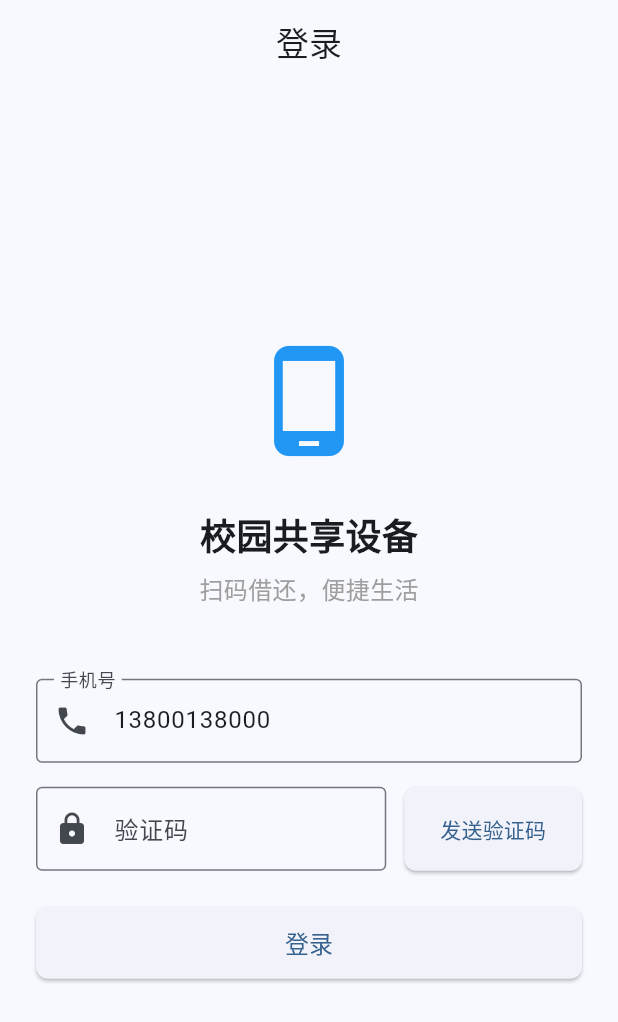
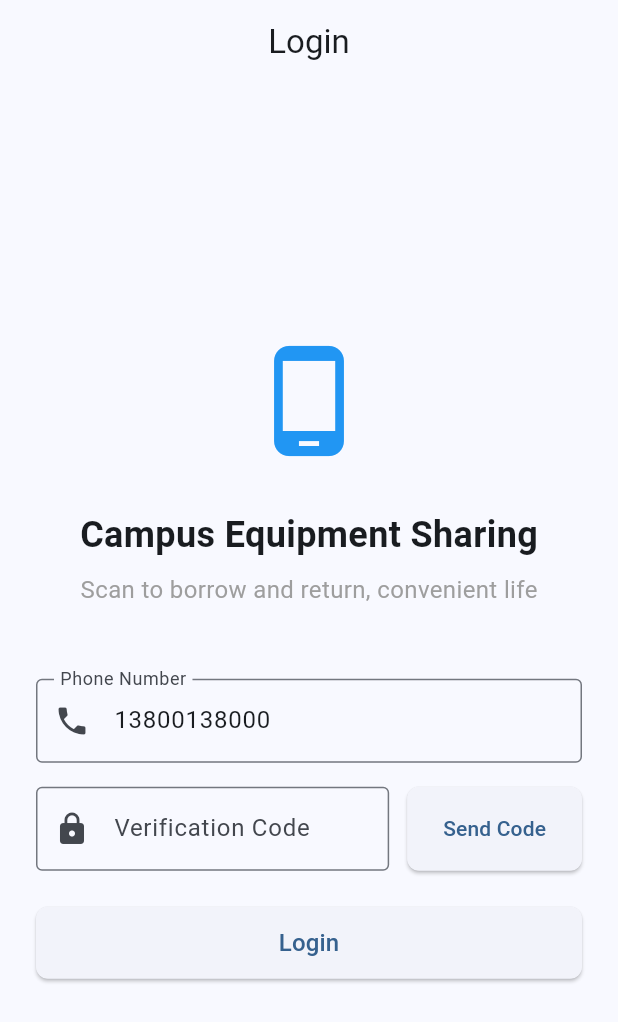
Before and after one commit to Asong0610/git, a Flutter app: the screen it shows after launch, on a phone screen of 412 x 824 dp. Shown: the top 1022 px of the screen. Run offline on Flutter 3.47's test engine with Material 3 defaults, Android fonts, the light colour scheme and no system bars; our stand-ins replace dio, flutter_riverpod, go_router, shared_preferences; missing offline and left inert: mobile_scanner.

Commit message:
业务逻辑修改

```diff
--- a/apps/mobile/lib/features/auth/login_page.dart
+++ b/apps/mobile/lib/features/auth/login_page.dart
@@ -14,7 +14,6 @@ class _LoginPageState extends ConsumerState<LoginPage> {
   final _phoneController = TextEditingController(text: '13800138000');
   final _codeController = TextEditingController();
   bool _codeSent = false;
-  String? _debugCode;
 
   @override
   void dispose() {
@@ -23,12 +22,58 @@ class _LoginPageState extends ConsumerState<LoginPage> {
     super.dispose();
   }
 
+  Future<void> _showVerificationCodeDialog(String code) async {
+    showDialog(
+      context: context,
+      barrierDismissible: false,
+      builder: (context) => AlertDialog(
+        title: const Text('Get Verification Code'),
+        content: Column(
+          mainAxisSize: MainAxisSize.min,
+          children: [
+            const Text('Your verification code is:'),
+            const SizedBox(height: 16),
+            Container(
+              padding: const EdgeInsets.all(16),
+              decoration: BoxDecoration(
+                color: Colors.blue.shade50,
+                borderRadius: BorderRadius.circular(8),
+                border: Border.all(color: Colors.blue.shade200),
+              ),
+              child: Text(
+                code,
+                style: const TextStyle(
+                  fontSize: 28,
+                  fontWeight: FontWeight.bold,
+                  color: Colors.blue,
+                ),
+              ),
+            ),
+            const SizedBox(height: 16),
+            const Text(
+              'Automatically filled in the input field',
+              style: TextStyle(fontSize: 12, color: Colors.grey),
+            ),
+          ],
+        ),
+        actions: [
+          TextButton(
+            onPressed: () {
+              Navigator.pop(context);
+            },
+            child: const Text('OK'),
+          ),
+        ],
+      ),
+    );
+  }
+
   Future<void> _sendCode() async {
     final phone = _phoneController.text.trim();
     if (phone.isEmpty || phone.length < 11) {
       if (mounted) {
         ScaffoldMessenger.of(context).showSnackBar(
-          const SnackBar(content: Text('请输入正确的手机号')),
+          const SnackBar(content: Text('Please enter a correct phone number')),
         );
       }
       return;
@@ -36,21 +81,17 @@ class _LoginPageState extends ConsumerState<LoginPage> {
 
     final debugCode = await ref.read(authStateProvider.notifier).sendSmsCode(phone);
 
-    // 每次异步操作后检查 mounted
     if (!mounted) return;
 
     if (debugCode != null) {
       setState(() {
         _codeSent = true;
-        _debugCode = debugCode;
       });
       _codeController.text = debugCode;
-      ScaffoldMessenger.of(context).showSnackBar(
-        SnackBar(content: Text('验证码已发送: $debugCode')),
-      );
+      await _showVerificationCodeDialog(debugCode);
     } else {
       ScaffoldMessenger.of(context).showSnackBar(
-        const SnackBar(content: Text('发送验证码失败')),
+        const SnackBar(content: Text('Failed to send verification code')),
       );
     }
   }
@@ -62,7 +103,7 @@ class _LoginPageState extends ConsumerState<LoginPage> {
     if (phone.isEmpty || code.isEmpty) {
       if (mounted) {
         ScaffoldMessenger.of(context).showSnackBar(
-          const SnackBar(content: Text('请输入手机号和验证码')),
+          const SnackBar(content: Text('Please enter phone number and verification code')),
         );
       }
       return;
@@ -70,7 +111,6 @@ class _LoginPageState extends ConsumerState<LoginPage> {
 
     final success = await ref.read(authStateProvider.notifier).login(phone, code);
 
-    // 每次异步操作后检查 mounted
     if (!mounted) return;
 
     if (success) {
@@ -79,7 +119,7 @@ class _LoginPageState extends ConsumerState<LoginPage> {
       final error = ref.read(authStateProvider).error;
       if (mounted) {
         ScaffoldMessenger.of(context).showSnackBar(
-          SnackBar(content: Text(error ?? '登录失败')),
+          SnackBar(content: Text(error ?? 'Login failed')),
         );
       }
     }
@@ -90,7 +130,7 @@ class _LoginPageState extends ConsumerState<LoginPage> {
     final authState = ref.watch(authStateProvider);
 
     return Scaffold(
-      appBar: AppBar(title: const Text('登录')),
+      appBar: AppBar(title: const Text('Login')),
       body: Padding(
         padding: const EdgeInsets.all(24.0),
         child: Column(
@@ -98,16 +138,16 @@ class _LoginPageState extends ConsumerState<LoginPage> {
           children: [
             const Icon(Icons.phone_android, size: 80, color: Colors.blue),
             const SizedBox(height: 32),
-            const Text('校园共享设备', style: TextStyle(fontSize: 24, fontWeight: FontWeight.bold)),
+            const Text('Campus Equipment Sharing', style: TextStyle(fontSize: 24, fontWeight: FontWeight.bold)),
             const SizedBox(height: 8),
-            const Text('扫码借还，便捷生活', style: TextStyle(fontSize: 16, color: Colors.grey)),
+            const Text('Scan to borrow and return, convenient life', style: TextStyle(fontSize: 16, color: Colors.grey)),
             const SizedBox(height: 48),
             TextField(
               controller: _phoneController,
               keyboardType: TextInputType.phone,
               decoration: const InputDecoration(
-                labelText: '手机号',
-                prefixIcon: Icon(Icons.phone),
+                labelText: 'Phone Number',
+                prefixIcon: const Icon(Icons.phone),
                 border: OutlineInputBorder(),
               ),
             ),
@@ -118,11 +158,10 @@ class _LoginPageState extends ConsumerState<LoginPage> {
                   child: TextField(
                     controller: _codeController,
                     keyboardType: TextInputType.number,
-                    decoration: InputDecoration(
-                      labelText: '验证码',
+                    decoration: const InputDecoration(
+                      labelText: 'Verification Code',
                       prefixIcon: const Icon(Icons.lock),
-                      border: const OutlineInputBorder(),
-                      suffixText: _debugCode != null ? '(\${_debugCode})' : null,
+                      border: OutlineInputBorder(),
                     ),
                   ),
                 ),
@@ -131,7 +170,7 @@ class _LoginPageState extends ConsumerState<LoginPage> {
                   height: 56,
                   child: ElevatedButton(
                     onPressed: authState.isLoading ? null : _sendCode,
-                    child: Text(_codeSent ? '重新发送' : '发送验证码'),
+                    child: Text(_codeSent ? 'Resend' : 'Send Code'),
                   ),
                 ),
               ],
@@ -144,7 +183,7 @@ class _LoginPageState extends ConsumerState<LoginPage> {
                 onPressed: authState.isLoading ? null : _login,
                 child: authState.isLoading
                     ? const CircularProgressIndicator(color: Colors.white)
-                    : const Text('登录', style: TextStyle(fontSize: 16)),
+                    : const Text('Login', style: TextStyle(fontSize: 16)),
               ),
             ),
           ],
```
Also changed, not shown: 1 other file.
